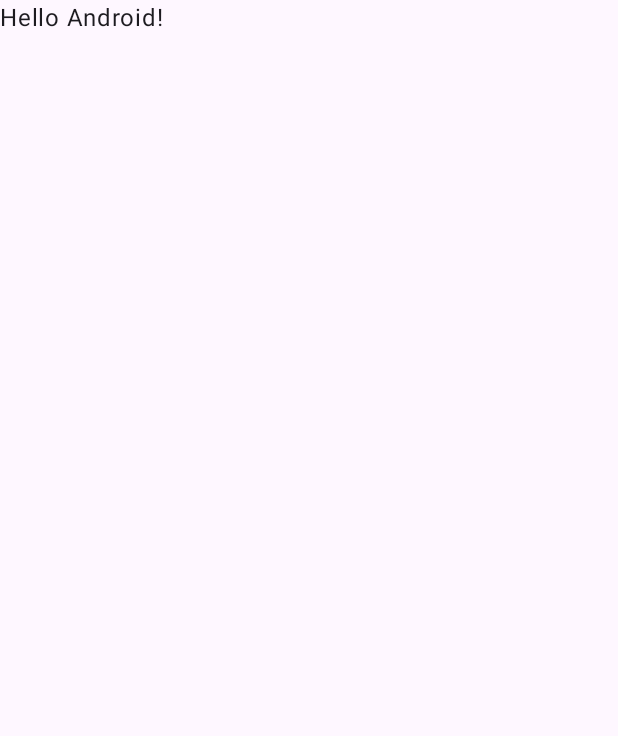
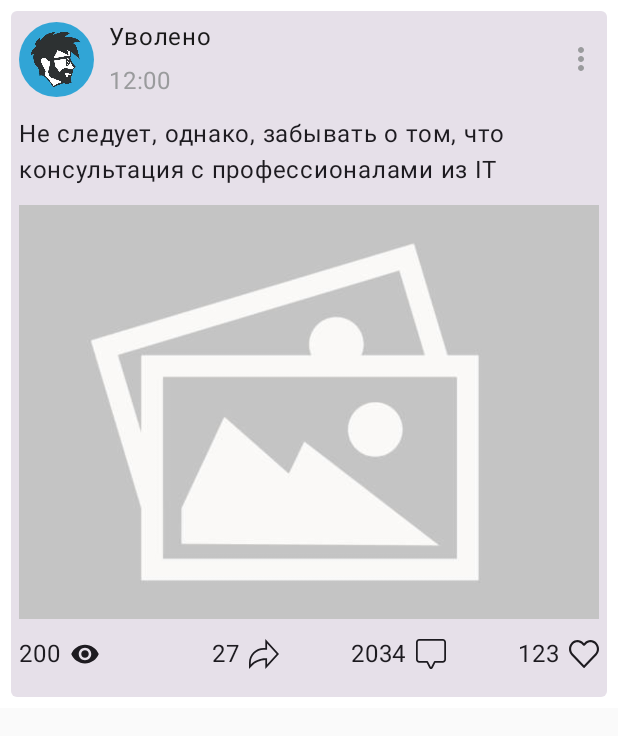
Before and after one commit to Murad-Mukailov/app_repository, an Android app built with Jetpack Compose: the screen it shows after launch (MainActivity), on a phone screen of 412 x 824 dp. Before the commit the part shown is almost empty. Shown: the top 736 px of the screen. Run offline under Robolectric (Android 15) with nearby library versions, the phone set to English and light mode, and no system bars.

Commit message:
implemented PostItem

```diff
--- a/VkNews/app/src/main/java/com/example/vknews/MainActivity.kt
+++ b/VkNews/app/src/main/java/com/example/vknews/MainActivity.kt
@@ -1,47 +1,36 @@
- package com.example.vknews
+package com.example.vknews
 
 import android.os.Bundle
 import androidx.activity.ComponentActivity
 import androidx.activity.compose.setContent
-import androidx.activity.enableEdgeToEdge
-import androidx.compose.foundation.layout.fillMaxSize
-import androidx.compose.foundation.layout.padding
-import androidx.compose.material3.Scaffold
-import androidx.compose.material3.Text
+import androidx.compose.foundation.background
+import androidx.compose.foundation.layout.Box
+import androidx.compose.material3.MaterialTheme
 import androidx.compose.runtime.Composable
 import androidx.compose.ui.Modifier
 import androidx.compose.ui.tooling.preview.Preview
+import com.example.vknews.ui.theme.PostItem
 import com.example.vknews.ui.theme.VkNewsTheme
 
 class MainActivity : ComponentActivity() {
     override fun onCreate(savedInstanceState: Bundle?) {
         super.onCreate(savedInstanceState)
-        enableEdgeToEdge()
         setContent {
             VkNewsTheme {
-                Scaffold(modifier = Modifier.fillMaxSize()) { innerPadding ->
-                    Greeting(
-                        name = "Android",
-                        modifier = Modifier.padding(innerPadding)
-                    )
+                Box(
+                    modifier = Modifier.background(
+                        color = MaterialTheme.colorScheme.primary)) {
+                    PostItem()
                 }
             }
         }
     }
 }
 
-@Composable
-fun Greeting(name: String, modifier: Modifier = Modifier) {
-    Text(
-        text = "Hello $name!",
-        modifier = modifier
-    )
-}
-
 @Preview(showBackground = true)
 @Composable
 fun GreetingPreview() {
     VkNewsTheme {
-        Greeting("Android")
+        PostItem()
     }
 }
--- /dev/null
+++ b/VkNews/app/src/main/java/com/example/vknews/ui/theme/PostItem.kt
@@ -0,0 +1,127 @@
+package com.example.vknews.ui.theme
+
+import androidx.compose.foundation.Image
+import androidx.compose.foundation.background
+import androidx.compose.foundation.layout.Arrangement
+import androidx.compose.foundation.layout.Column
+import androidx.compose.foundation.layout.Row
+import androidx.compose.foundation.layout.Spacer
+import androidx.compose.foundation.layout.fillMaxWidth
+import androidx.compose.foundation.layout.height
+import androidx.compose.foundation.layout.padding
+import androidx.compose.foundation.layout.size
+import androidx.compose.foundation.layout.width
+import androidx.compose.foundation.shape.CircleShape
+import androidx.compose.material.icons.Icons
+import androidx.compose.material.icons.filled.MoreVert
+import androidx.compose.material3.Card
+import androidx.compose.material3.Icon
+import androidx.compose.material3.MaterialTheme
+import androidx.compose.material3.Text
+import androidx.compose.runtime.Composable
+import androidx.compose.ui.Alignment
+import androidx.compose.ui.Modifier
+import androidx.compose.ui.draw.clip
+import androidx.compose.ui.layout.ContentScale
+import androidx.compose.ui.res.painterResource
+import androidx.compose.ui.res.stringResource
+import androidx.compose.ui.tooling.preview.Preview
+import androidx.compose.ui.unit.dp
+import com.example.vknews.R
+
+@Preview
+@Composable
+fun PostItem() {
+    Card(
+        modifier = Modifier
+            .background(color = MaterialTheme.colorScheme.primary)
+            .padding(7.dp)
+    ) {
+        Column(modifier = Modifier.padding(5.dp)) {
+            PostHeader()
+
+            Spacer(modifier = Modifier.height(11.dp))
+
+            Text(
+                text = stringResource(R.string.descreption)
+            )
+            Spacer(modifier = Modifier.height(11.dp))
+            Image(
+                modifier = Modifier.fillMaxWidth(),
+                painter = painterResource(R.drawable.not_found_photo),
+                contentDescription = null,
+                contentScale = ContentScale.FillWidth
+            )
+
+            Statistics()
+        }
+    }
+}
+
+@Composable
+private fun PostHeader() {
+    Row(
+        modifier = Modifier
+            .fillMaxWidth(),
+        verticalAlignment = Alignment.CenterVertically
+    ) {
+        Image(
+            modifier = Modifier
+                .size(50.dp)
+                .clip(CircleShape),
+            painter = painterResource(R.drawable.post_comunity_thumbnail),
+            contentDescription = null
+        )
+        Spacer(modifier = Modifier.width(10.dp))
+        Column(modifier = Modifier.weight(1f)) {
+            Text(
+                text = "Уволено",
+                color = MaterialTheme.colorScheme.onPrimary
+            )
+            Spacer(modifier = Modifier.height(5.dp))
+            Text(
+                text = "12:00",
+                color = MaterialTheme.colorScheme.onSecondary
+            )
+        }
+        Icon(
+            imageVector = Icons.Default.MoreVert,
+            contentDescription = null,
+            tint = MaterialTheme.colorScheme.onSecondary
+        )
+    }
+}
+
+@Composable
+private fun Statistics() {
+    Row(modifier = Modifier.padding(vertical = 11.dp)){
+        Row(modifier = Modifier.weight(0.5f)) {
+            IconWithText(iconResId = R.drawable.ic_views_count, title = "200")
+        }
+        Row(modifier = Modifier.weight(1f), horizontalArrangement = Arrangement.SpaceBetween){
+            IconWithText(iconResId = R.drawable.ic_share, title = "27")
+            IconWithText(iconResId = R.drawable.ic_comment, title = "2034")
+            IconWithText(iconResId = R.drawable.ic_like, title = "123")
+        }
+    }
+}
+
+@Composable
+private fun IconWithText(iconResId: Int, title: String) {
+    Row(verticalAlignment = Alignment.CenterVertically) {
+        Text(text = title)
+        Spacer(modifier = Modifier.width(6.dp))
+        Icon(
+            painter = painterResource(id = iconResId),
+            contentDescription = null,
+        )
+    }
+}
+
+@Preview
+@Composable
+private fun PreviewLight() {
+    VkNewsTheme(darkTheme = true) {
+        PostItem()
+    }
+}
```
